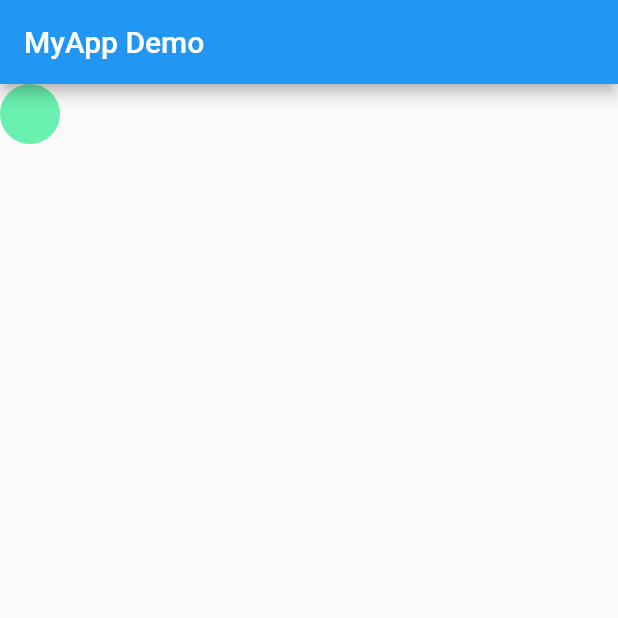
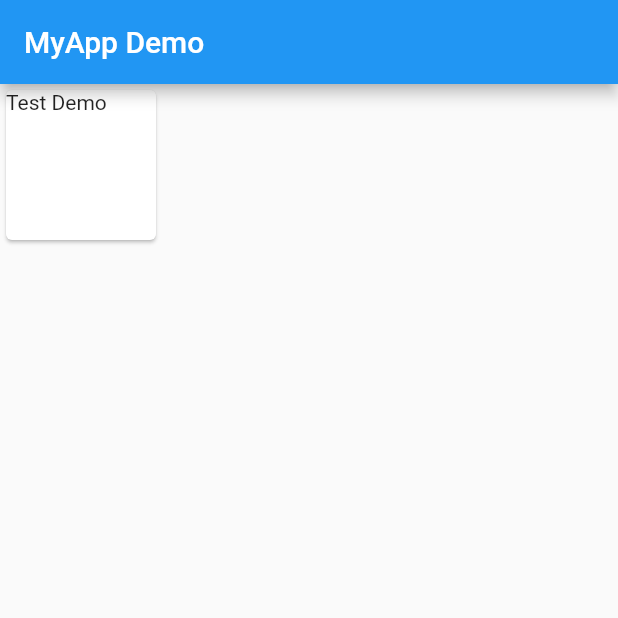
Before and after one commit to timmy61109/Interview-flutter-implement, a Flutter app: the screen it shows after launch, on a phone screen of 412 x 824 dp, the top half of it. Run offline on Flutter 3.47's test engine with Material 2 defaults, Android fonts, the phone set to English and light mode, and no system bars.

Commit message:
此提交將使用Card功能，且使用Container撐大框框
修改項目:

模組:

議題

```diff
--- a/lib/main.dart
+++ b/lib/main.dart
@@ -18,14 +18,13 @@ class HomePage extends StatelessWidget{
       appBar: new AppBar(
         title: Text('MyApp Demo'),
       ) ,
-      body: Container(
-        width: 40.0,
-        height: 40.0,
-        decoration: BoxDecoration(
-          color: Colors.greenAccent,
-          shape: BoxShape.circle
+      body: Card(
+        child: Container(
+          child: Text('Test Demo'),
+          width: 100,
+          height: 100,
         ),
-      )
+      ),
     );
   }
 }
```
